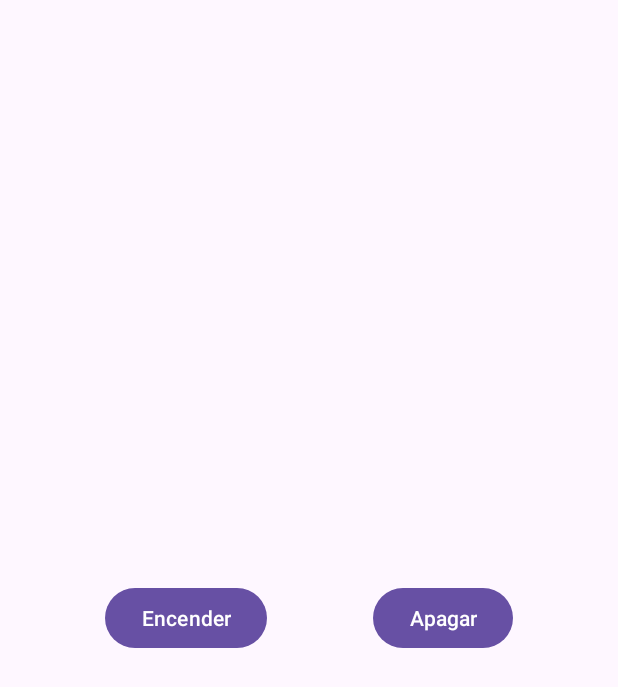
After one commit to mcventur/Practica-Navegacion-1, an Android app: the fragment BotonesBombillaFragment shown on its own in the app's theme, on a phone screen of 412 x 824 dp. The commit adds this screen. Shown: the top 687 px of the screen. Run offline under Robolectric (Android 15) with nearby library versions, the phone set to English and light mode, and no system bars.

Commit message:
Layout Bombilla con fragments

```diff
--- /dev/null
+++ b/app/src/main/java/com/mpd/pmdm/practicanavegacion1/bombilla/BotonesBombillaFragment.kt
@@ -0,0 +1,60 @@
+package com.mpd.pmdm.practicanavegacion1.bombilla
+
+import android.os.Bundle
+import androidx.fragment.app.Fragment
+import android.view.LayoutInflater
+import android.view.View
+import android.view.ViewGroup
+import com.mpd.pmdm.practicanavegacion1.R
+
+// TODO: Rename parameter arguments, choose names that match
+// the fragment initialization parameters, e.g. ARG_ITEM_NUMBER
+private const val ARG_PARAM1 = "param1"
+private const val ARG_PARAM2 = "param2"
+
+/**
+ * A simple [Fragment] subclass.
+ * Use the [BotonesBombillaFragment.newInstance] factory method to
+ * create an instance of this fragment.
+ */
+class BotonesBombillaFragment : Fragment() {
+    // TODO: Rename and change types of parameters
+    private var param1: String? = null
+    private var param2: String? = null
+
+    override fun onCreate(savedInstanceState: Bundle?) {
+        super.onCreate(savedInstanceState)
+        arguments?.let {
+            param1 = it.getString(ARG_PARAM1)
+            param2 = it.getString(ARG_PARAM2)
+        }
+    }
+
+    override fun onCreateView(
+        inflater: LayoutInflater, container: ViewGroup?,
+        savedInstanceState: Bundle?
+    ): View? {
+        // Inflate the layout for this fragment
+        return inflater.inflate(R.layout.fragment_botones_bombilla, container, false)
+    }
+
+    companion object {
+        /**
+         * Use this factory method to create a new instance of
+         * this fragment using the provided parameters.
+         *
+         * @param param1 Parameter 1.
+         * @param param2 Parameter 2.
+         * @return A new instance of fragment BotonesBombillaFragment.
+         */
+        // TODO: Rename and change types and number of parameters
+        @JvmStatic
+        fun newInstance(param1: String, param2: String) =
+            BotonesBombillaFragment().apply {
+                arguments = Bundle().apply {
+                    putString(ARG_PARAM1, param1)
+                    putString(ARG_PARAM2, param2)
+                }
+            }
+    }
+}
--- /dev/null
+++ b/app/src/main/res/layout/fragment_botones_bombilla.xml
@@ -0,0 +1,32 @@
+<?xml version="1.0" encoding="utf-8"?>
+<androidx.constraintlayout.widget.ConstraintLayout xmlns:android="http://schemas.android.com/apk/res/android"
+    xmlns:app="http://schemas.android.com/apk/res-auto"
+    xmlns:tools="http://schemas.android.com/tools"
+    android:layout_width="match_parent"
+    android:layout_height="match_parent"
+    tools:context=".bombilla.BotonesBombillaFragment">
+
+
+    <Button
+        android:id="@+id/button3"
+        android:layout_width="wrap_content"
+        android:layout_height="wrap_content"
+        android:text="Encender"
+        app:layout_constraintBottom_toBottomOf="parent"
+        app:layout_constraintEnd_toStartOf="@+id/button4"
+        app:layout_constraintHorizontal_bias="0.5"
+
+        app:layout_constraintStart_toStartOf="parent"
+        app:layout_constraintTop_toTopOf="parent" />
+
+    <Button
+        android:id="@+id/button4"
+        android:layout_width="wrap_content"
+        android:layout_height="wrap_content"
+        android:text="Apagar"
+        app:layout_constraintBottom_toBottomOf="parent"
+        app:layout_constraintEnd_toEndOf="parent"
+        app:layout_constraintHorizontal_bias="0.5"
+        app:layout_constraintStart_toEndOf="@+id/button3"
+        app:layout_constraintTop_toTopOf="parent" />
+</androidx.constraintlayout.widget.ConstraintLayout>
--- a/app/src/main/res/values/strings.xml
+++ b/app/src/main/res/values/strings.xml
@@ -1,3 +1,5 @@
 <resources>
     <string name="app_name">PracticaNavegacion1</string>
+    <!-- TODO: Remove or change this placeholder text -->
+    <string name="hello_blank_fragment">Hello blank fragment</string>
 </resources>
```
Also changed, not shown: app/src/main/java/com/mpd/pmdm/practicanavegacion1/bombilla/ImgBombillaFragment.kt (added, +60 -0 lines), app/src/main/res/layout/activity_bombilla.xml (+18 -3 lines), app/src/main/res/layout/fragment_img_bombilla.xml (added, +21 -0 lines).
